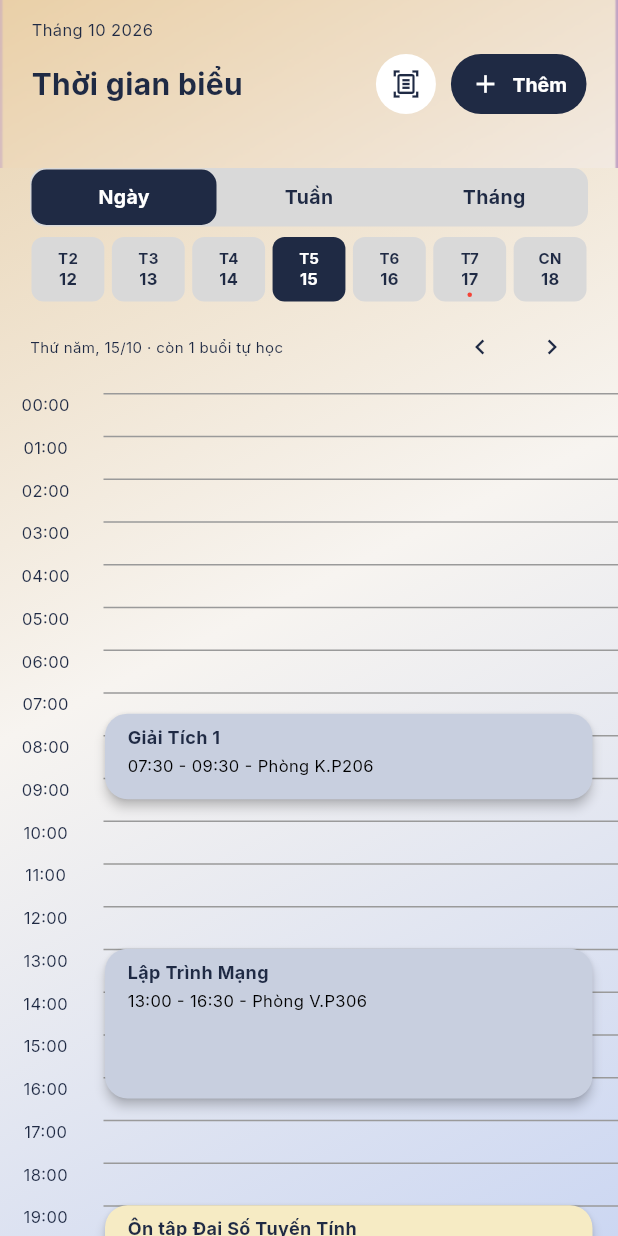
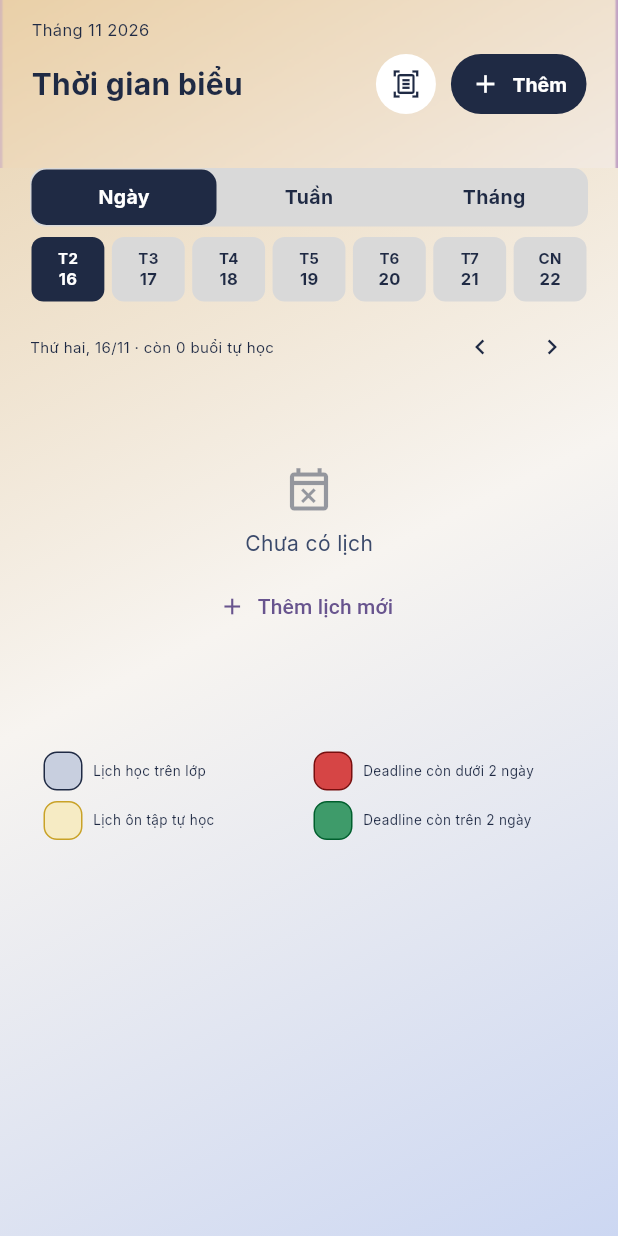
Before and after one commit to Rian-09/vstudy_app_vku, a Flutter app: the CalendarScreen widget shown alone on an empty page, opened directly, on a phone screen of 412 x 824 dp. Run offline on Flutter 3.47's test engine with Material 3 defaults, Android fonts, the phone set to English and light mode, and no system bars; our stand-ins replace connectivity_plus, drift, drift_flutter, flutter_local_notifications, flutter_riverpod, flutter_svg and 5 more; missing offline and left inert: google_mlkit_text_recognition, pdfx; accounts and stored records are empty; generated files the repository leaves out were written again.

Commit message:
fix(schedule): use current date for calendar and new events

```diff
--- a/lib/features/schedule/presentation/screens/calendar_screen.dart
+++ b/lib/features/schedule/presentation/screens/calendar_screen.dart
@@ -21,7 +21,7 @@ class CalendarScreen extends ConsumerStatefulWidget {
 
 class _CalendarScreenState extends ConsumerState<CalendarScreen> {
   CalendarViewMode _mode = CalendarViewMode.day;
-  DateTime _selectedDate = DateTime(2026, 10, 15);
+  DateTime _selectedDate = DateTime.now();
 
   DateTime get _weekStart => DateTime(
     _selectedDate.year,
--- a/lib/features/schedule/presentation/screens/event_form_screen.dart
+++ b/lib/features/schedule/presentation/screens/event_form_screen.dart
@@ -56,7 +56,8 @@ class _EventFormScreenState extends ConsumerState<EventFormScreen> {
     _subjectController = TextEditingController(text: event?.subject ?? '');
     _locationController = TextEditingController(text: event?.location ?? '');
     _noteController = TextEditingController(text: event?.note ?? '');
-    _date = event?.date ?? DateTime(2026, 10, 15);
+    final today = DateTime.now();
+    _date = event?.date ?? DateTime(today.year, today.month, today.day);
     _dateController = TextEditingController(text: _dateLabel);
     _startTime = event?.startTime ?? const TimeOfDay(hour: 12, minute: 0);
     _endTime = event?.endTime ?? const TimeOfDay(hour: 20, minute: 0);
```
Also changed, not shown: 1 other file.
